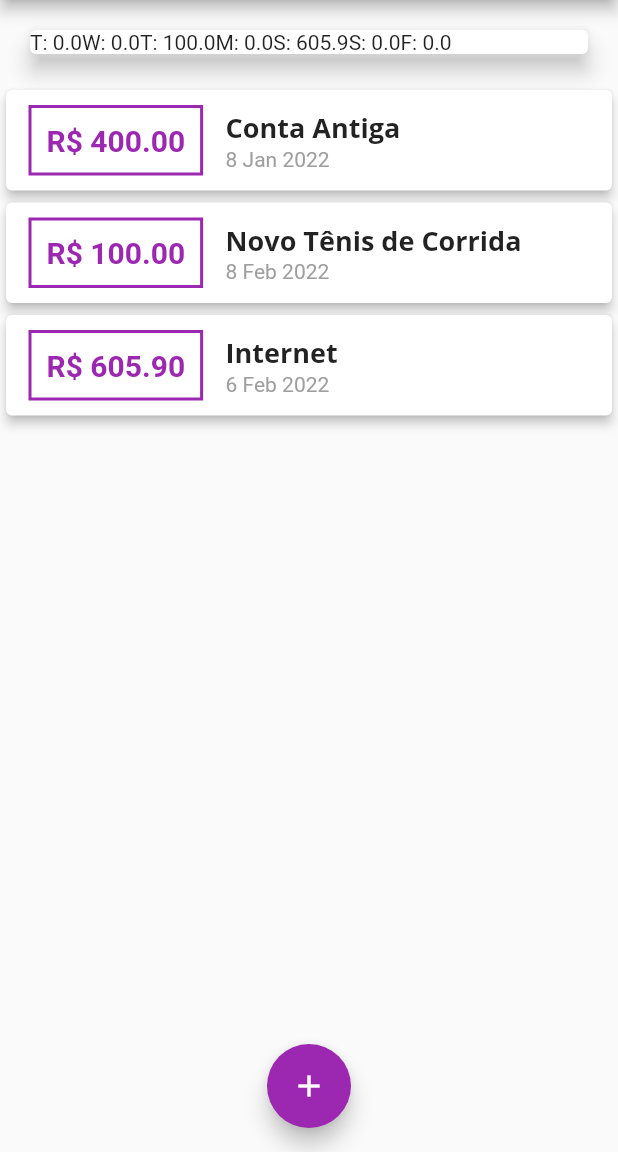
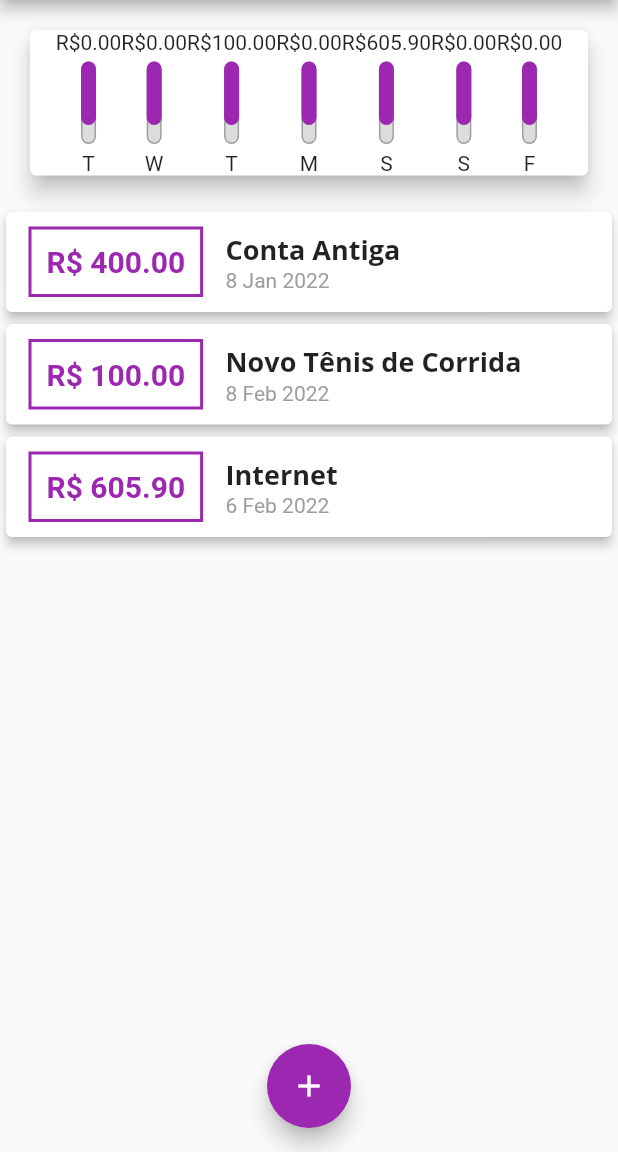
Before and after one commit to vinicius4006/curso_flutter_expenses, a Flutter app: the screen it shows after launch, on a phone screen of 412 x 824 dp, the part 84-1236 px from its top. Run offline on Flutter 3.47's test engine with Material 2 defaults, Android fonts, the phone set to English and light mode, and no system bars.

Commit message:
container-percentage

```diff
--- a/lib/components/chart.dart
+++ b/lib/components/chart.dart
@@ -1,3 +1,4 @@
+import 'package:expenses/components/chart_bar.dart';
 import 'package:expenses/models/transaction.dart';
 import 'package:flutter/material.dart';
 import "package:intl/intl.dart";
@@ -43,8 +44,9 @@ class Chart extends StatelessWidget {
       elevation: 6,
       margin: EdgeInsets.all(20),
       child: Row(
+        mainAxisAlignment: MainAxisAlignment.center,
         children: groupedTransactions.map((tr) {
-            return Text("${tr["day"]}: ${tr["value"]}");
+            return ChartBar(label: tr["day"].toString(), value: double.parse(tr["value"].toString()), percentage: 0.77);
         }).toList(),
       ),
     );
--- a/lib/components/chart_bar.dart
+++ b/lib/components/chart_bar.dart
@@ -2,19 +2,46 @@ import 'package:flutter/material.dart';
 
 class ChartBar extends StatelessWidget {
   //const ChartBar({ Key? key }) : super(key: key);
-  final String? label;
-  final double? value;
-  final double? percentage;
+  final String label;
+  final double value;
+  final double percentage;
 
-  ChartBar({this.label, this.value, this.percentage});
+  ChartBar({required this.label, required this.value, required this.percentage});
 
   @override
   Widget build(BuildContext context) {
     return Column(
       children: <Widget>[
-          //Text("R\$${value.toStringAsFixed(2)}"),
+          Text("R\$${value.toStringAsFixed(2)}"),
           SizedBox(height: 5,),
-          SizedBox()
+          Container(
+            child: Stack(
+              children: [
+              Container(
+                height: 55,
+                width: 10,
+                decoration: BoxDecoration(
+                  border: Border.all(
+                    color: Colors.grey,
+                    width: 1,
+                  ),
+                  color: Color.fromRGBO(220, 220, 220, 1),
+                  borderRadius: BorderRadius.circular(5),
+                ),
+              ),
+              Container(
+                width: 10,
+                height: percentage <= 1 && percentage >= 0 ? 55*percentage : 55,
+                decoration: BoxDecoration(
+                  color: Theme.of(context).primaryColor,
+                  borderRadius: BorderRadius.circular(5),
+                ),
+              ),
+
+            ]),
+          ),
+          SizedBox(height: 5,),
+          Text(label),
       ],
     );
   }
```
